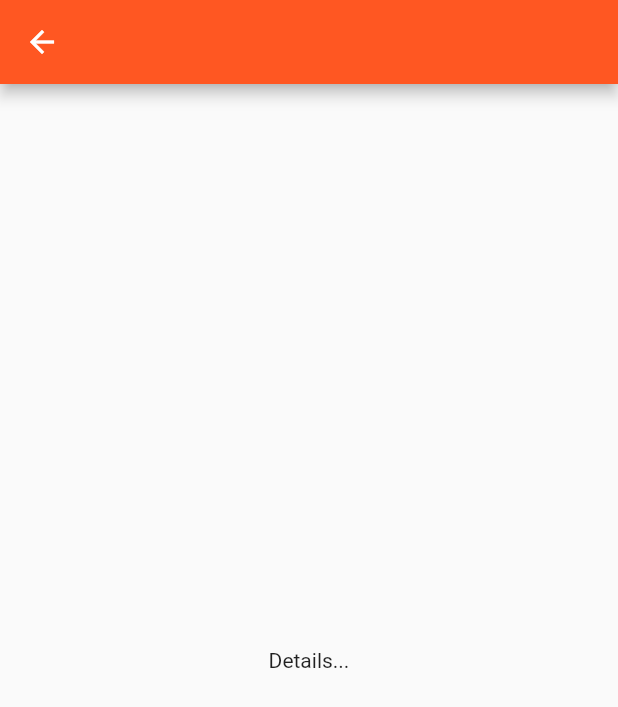
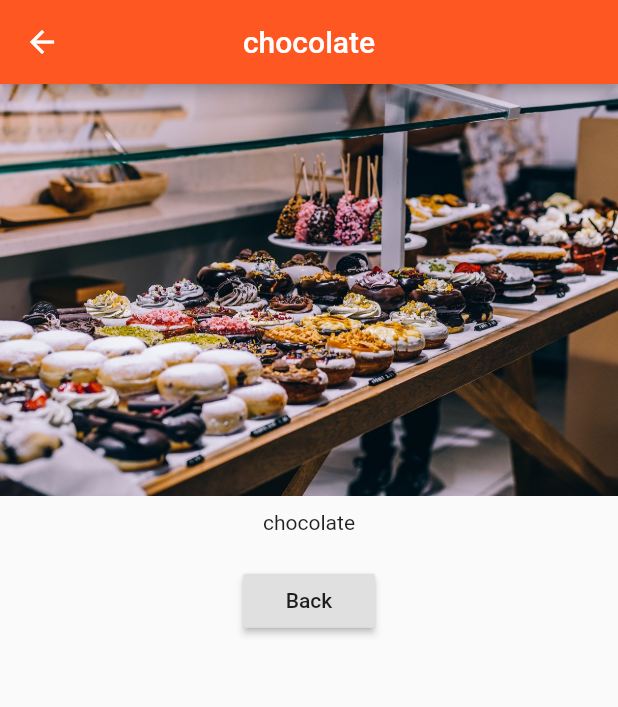
Before and after one commit to Mustufa786/FlutterFullFledged, a Flutter app: the screen it shows after launch, after a tap on "Add Products", after a tap on "Details", on a phone screen of 412 x 824 dp. Shown: the top 707 px of the screen. Run offline on Flutter 3.47's test engine with Material 2 defaults, Android fonts, the phone set to English and light mode, and no system bars.

Commit message:
product details page added with navigation

```diff
--- a/lib/pages/product_details.dart
+++ b/lib/pages/product_details.dart
@@ -1,13 +1,37 @@
 import 'package:flutter/material.dart';
 
 class ProductDetails extends StatelessWidget {
+  String title, imageUrl;
+
+  ProductDetails(this.title, this.imageUrl);
+
   @override
   Widget build(BuildContext context) {
-    return Scaffold(
-      appBar: AppBar(),
+    return WillPopScope(child: Scaffold(
+      appBar: AppBar(
+        title: Text(title),
+        centerTitle: true,
+      ),
       body: Center(
-        child: Text("Details..."),
+        child: Column(
+          children: <Widget>[
+            Image.asset(imageUrl),
+            Container(
+              padding: EdgeInsets.all(10),
+              child: Text(title),
+            ),
+            Container(
+              padding: EdgeInsets.all(10),
+              child: RaisedButton(
+                onPressed: () => Navigator.pop(context, true),
+                child: Text("Back"),
+              ),
+            ),
+          ],
+        ),
       ),
-    );
+    ), onWillPop: () {
+      Navigator.pop(context, false);
+    });
   }
 }
--- a/lib/product_control.dart
+++ b/lib/product_control.dart
@@ -10,7 +10,7 @@ class ProductControl extends StatelessWidget {
     return RaisedButton(
       color: Theme.of(context).primaryColor,
       onPressed: () {
-        _addProduct("Sweets");
+        _addProduct({'title': 'chocolate', 'image': 'assets/food.jpg'});
       },
       child: Text("Add Products"),
     );
--- a/lib/product_manager.dart
+++ b/lib/product_manager.dart
@@ -3,7 +3,7 @@ import './products.dart';
 import './product_control.dart';
 
 class ProductManager extends StatefulWidget {
-  String startingProduct;
+  Map<String, String> startingProduct;
 
   ProductManager({this.startingProduct});
 
@@ -12,9 +12,9 @@ class ProductManager extends StatefulWidget {
 }
 
 class _ProductManagerState extends State<ProductManager> {
-  List<String> _products = [];
+  List<Map<String, String>> _products = [];
 
-  void _addProduct(String product) {
+  void _addProduct(Map<String, String> product) {
     setState(() {
       _products.add(product);
     });
@@ -24,6 +24,12 @@ class _ProductManagerState extends State<ProductManager> {
   void initState() {
     if (widget.startingProduct != null) _products.add(widget.startingProduct);
     super.initState();
+  }
+
+  void _deleteProduct(int index) {
+    setState(() {
+      _products.removeAt(index);
+    });
   }
 
   @override
@@ -36,7 +42,7 @@ class _ProductManagerState extends State<ProductManager> {
           child: ProductControl(_addProduct),
         ),
         Expanded(
-          child: Products(_products),
+          child: Products(_products, deleteProduct: _deleteProduct),
         ),
       ],
     );
--- a/lib/products.dart
+++ b/lib/products.dart
@@ -3,29 +3,36 @@ import 'package:flutter/material.dart';
 import './pages/product_details.dart';
 
 class Products extends StatelessWidget {
-  List<String> products;
+  List<Map<String, String>> products;
+  Function deleteProduct;
 
-  Products(this.products);
+  Products(this.products, {this.deleteProduct});
 
   Widget _addItemBuilder(BuildContext context, int index) {
     return Card(
         child: Column(
       children: <Widget>[
-        Image.asset('assets/food.jpg'),
-        Text(products[index]),
+        Image.asset(products[index]['image']),
+        Text(products[index]['title']),
         ButtonBar(
           alignment: MainAxisAlignment.center,
           children: <Widget>[
             FlatButton(
-                onPressed: () => Navigator.push(
+                onPressed: () =>
+                    Navigator.push<bool>(
                       context,
                       MaterialPageRoute(
-                        builder: (BuildContext context) => ProductDetails(),
+                        builder: (BuildContext context) =>
+                            ProductDetails(
+                                products[index]['title'],
+                                products[index]['image']),
                       ),
-                    ),
+                    ).then((bool value) {
+                      if (value) deleteProduct(index);
+                    }),
                 child: Text("Details"))
           ],
-        )
+        ),
       ],
     ));
   }
```
